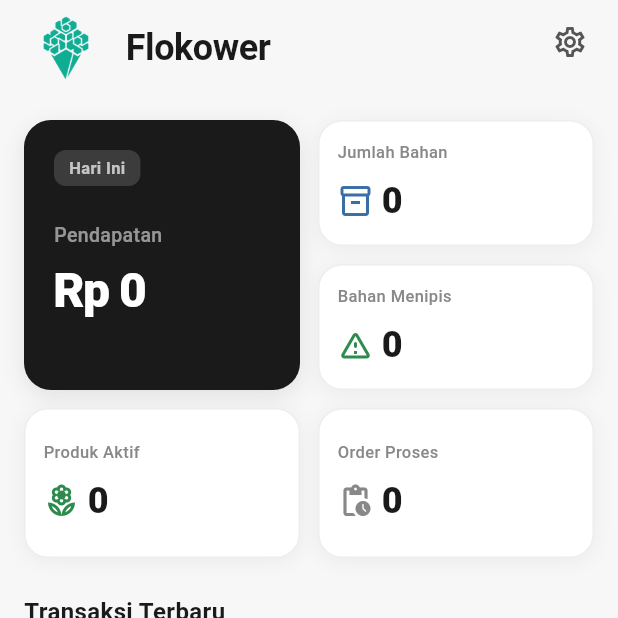
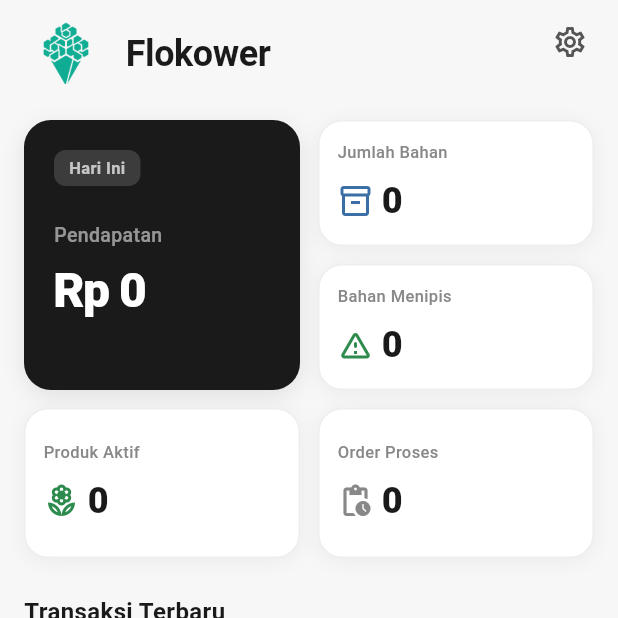
Before and after one commit to teranixbq/Flokower, a Flutter app: the screen it shows once a user with an empty profile is signed in, on a phone screen of 412 x 824 dp, the top half of it. Run offline on Flutter 3.47's test engine with Material 3 defaults, Android fonts, the phone set to English and light mode, and no system bars; our stand-ins replace cloud_firestore, firebase_auth, firebase_core, flutter_dotenv, flutter_riverpod, image_picker; accounts and stored records are empty.

Commit message:
style: add shadow to transaction cards and increase header top padding
- Add subtle box shadow to transaction cards in 'Transaksi Terbaru' section
- Increase header top padding from 8px to 16px for better visual spacing
- Shadow: blurRadius 10, opacity 0.05, offset (0, 2)

```diff
--- a/lib/features/dashboard/presentation/screens/dashboard_screen.dart
+++ b/lib/features/dashboard/presentation/screens/dashboard_screen.dart
@@ -33,7 +33,7 @@ class DashboardScreen extends ConsumerWidget {
         elevation: 0,
         surfaceTintColor: Colors.transparent,
         title: Padding(
-          padding: const EdgeInsets.only(top: 8.0),
+          padding: const EdgeInsets.only(top: 16.0),
           child: Row(
             children: [
               ClipRRect(
@@ -169,6 +169,13 @@ class DashboardScreen extends ConsumerWidget {
                     color: FlokowerTheme.white,
                     borderRadius: BorderRadius.circular(14),
                     border: Border.all(color: const Color(0xFFEEEEEE)),
+                    boxShadow: [
+                      BoxShadow(
+                        color: Colors.black.withOpacity(0.05),
+                        blurRadius: 10,
+                        offset: const Offset(0, 2),
+                      ),
+                    ],
                   ),
                   child: Row(
                     children: [
```
